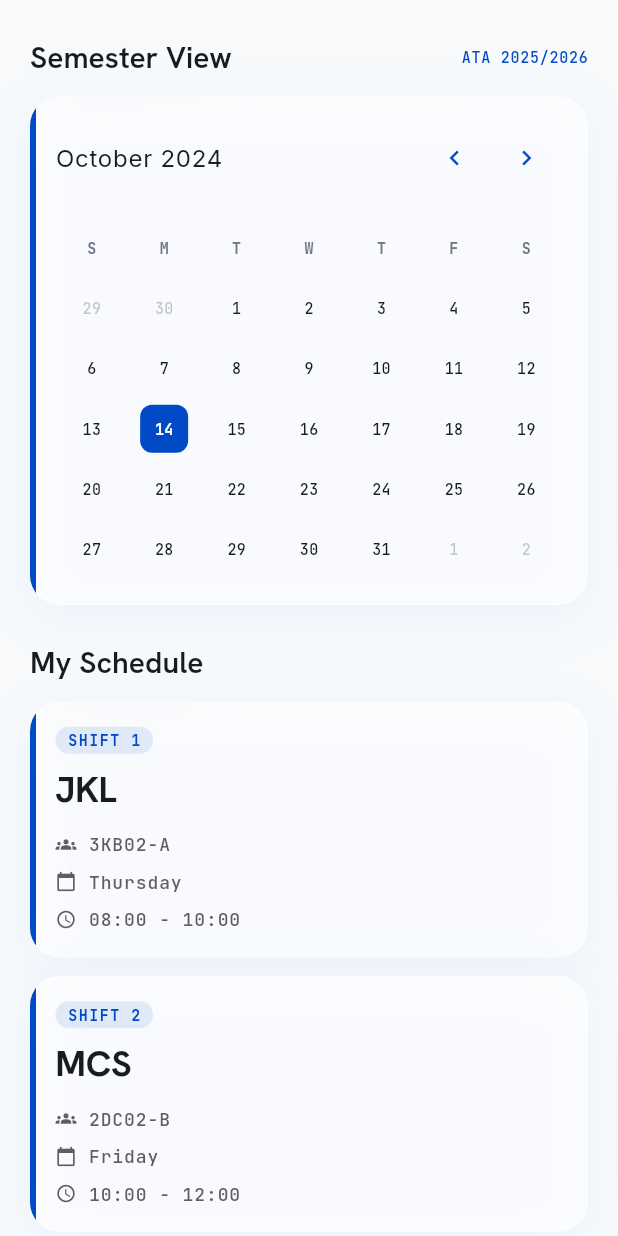
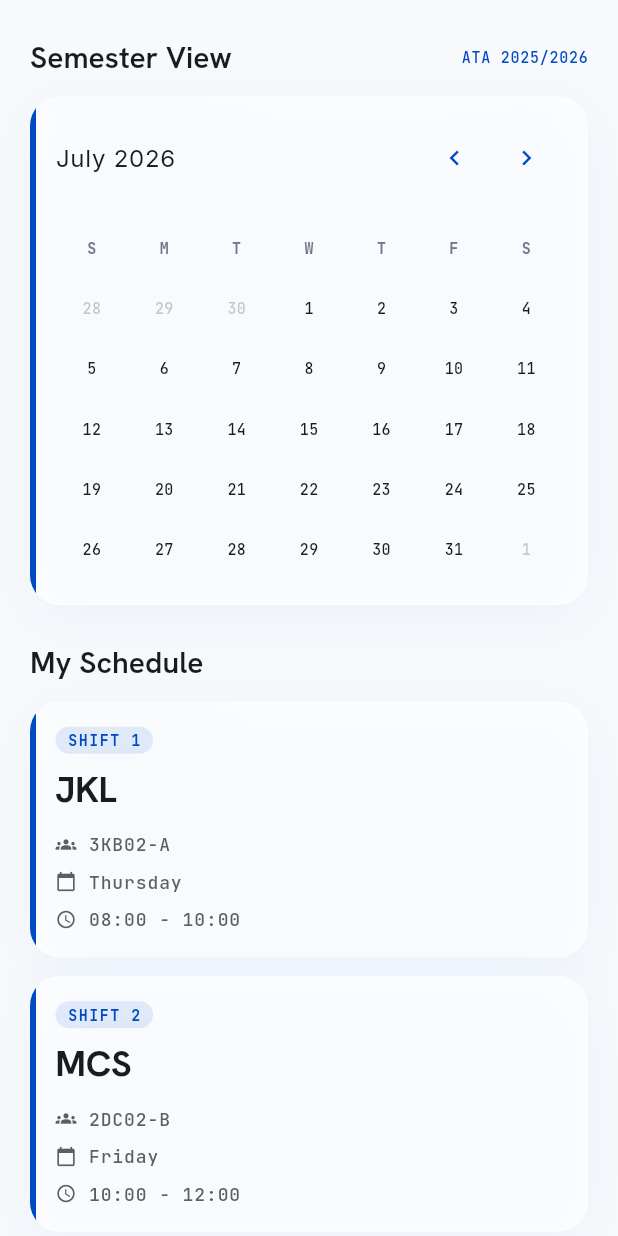
Before and after one commit to dimasdanuewijaya-commits/labacslapk, a Flutter app: the ScheduleScreen screen opened directly, after a tap on the "chevron left" icon, on a phone screen of 412 x 824 dp. Run offline on Flutter 3.47's test engine with Material 3 defaults, Android fonts, the phone set to English and light mode, and no system bars; our stand-ins replace firebase_auth, firebase_core, google_fonts, google_sign_in; accounts and stored records are empty.

Commit message:
update: Dynamic calendar bounds and remove profile pulse effect

```diff
--- a/lib/screens/login_screen.dart
+++ b/lib/screens/login_screen.dart
@@ -208,32 +208,13 @@ class _LoginScreenState extends State<LoginScreen>
   Widget _buildBranding() {
     return Column(
       children: [
-        // Logo with pulse effect
-        Stack(
-          alignment: Alignment.center,
-          children: [
-            AnimatedBuilder(
-              animation: _pulseAnimation,
-              builder: (context, _) {
-                return Transform.scale(
-                  scale: _pulseAnimation.value * 1.5,
-                  child: Container(
-                    width: 80,
-                    height: 80,
-                    decoration: BoxDecoration(
-                      shape: BoxShape.circle,
-                      color: AppTheme.primary.withValues(alpha: 0.05),
-                    ),
-                  ),
-                );
-              },
-            ),
+        // Logo
         Container(
-              width: 80,
-              height: 80,
+          width: 100,
+          height: 100,
           decoration: BoxDecoration(
             color: Colors.white,
-                borderRadius: BorderRadius.circular(16),
+            borderRadius: BorderRadius.circular(20),
             boxShadow: [
               BoxShadow(
                 color: Colors.black.withValues(alpha: 0.1),
@@ -245,15 +226,15 @@ class _LoginScreenState extends State<LoginScreen>
               color: Colors.white.withValues(alpha: 0.4),
             ),
           ),
-              child: const Center(
-                child: Icon(
-                  Icons.science_outlined,
-                  size: 40,
-                  color: AppTheme.primary,
+          child: ClipRRect(
+            borderRadius: BorderRadius.circular(20),
+            child: Image.asset(
+              'assets/images/logo_acsl.jpeg',
+              width: 100,
+              height: 100,
+              fit: BoxFit.cover,
             ),
           ),
-            ),
-          ],
         ),
         const SizedBox(height: 12),
         Text(
@@ -310,7 +291,7 @@ class _LoginScreenState extends State<LoginScreen>
             // Google Sign-In button
             OutlinedButton.icon(
               onPressed: _isLoading ? null : _handleGoogleSignIn,
-              icon: const Icon(Icons.g_mobiledata, size: 24, color: AppTheme.primary),
+              icon: Image.asset('assets/images/google_logo.png', width: 24, height: 24),
               label: Text(
                 'Sign in with Google',
                 style: GoogleFonts.hankenGrotesk(
--- a/lib/screens/schedule_screen.dart
+++ b/lib/screens/schedule_screen.dart
@@ -12,6 +12,25 @@ class ScheduleScreen extends StatefulWidget {
 
 class _ScheduleScreenState extends State<ScheduleScreen> {
   int _selectedDay = 14;
+
+  late DateTime _currentMonth;
+  final DateTime _minMonth = DateTime(2026, 5);
+  final DateTime _maxMonth = DateTime(2026, 10);
+
+  @override
+  void initState() {
+    super.initState();
+    final now = DateTime.now();
+    _selectedDay = now.day;
+
+    DateTime initial = DateTime(now.year, now.month);
+    if (initial.isBefore(_minMonth)) {
+      initial = _minMonth;
+    } else if (initial.isAfter(_maxMonth)) {
+      initial = _maxMonth;
+    }
+    _currentMonth = initial;
+  }
 
   @override
   Widget build(BuildContext context) {
@@ -65,10 +84,26 @@ class _ScheduleScreenState extends State<ScheduleScreen> {
 
   Widget _buildCalendar(BuildContext context) {
     final daysOfWeek = ['S', 'M', 'T', 'W', 'T', 'F', 'S'];
-    // October 2024 starts on Tuesday (index 2), 31 days
-    final prevMonthDays = [29, 30]; // Sep overflow
-    final monthDays = List.generate(31, (i) => i + 1);
-    final nextMonthDays = [1, 2]; // Nov overflow
+    const monthNames = ['January', 'February', 'March', 'April', 'May', 'June', 'July', 'August', 'September', 'October', 'November', 'December'];
+
+    final lastDayOfMonth = DateTime(_currentMonth.year, _currentMonth.month + 1, 0);
+    final daysInMonth = lastDayOfMonth.day;
+
+    // Calculate offset for the first day of the month
+    final firstDayWeekday = _currentMonth.weekday; // 1 = Mon, 7 = Sun
+    final startOffset = firstDayWeekday == 7 ? 0 : firstDayWeekday;
+
+    // Calculate previous month overflow
+    final lastDayOfPrevMonth = DateTime(_currentMonth.year, _currentMonth.month, 0).day;
+    final prevMonthDays = List.generate(startOffset, (i) => lastDayOfPrevMonth - startOffset + i + 1);
+
+    // Month days
+    final monthDays = List.generate(daysInMonth, (i) => i + 1);
+
+    // Next month overflow
+    final totalCells = startOffset + daysInMonth;
+    final nextMonthCells = totalCells % 7 == 0 ? 0 : 7 - (totalCells % 7);
+    final nextMonthDays = List.generate(nextMonthCells, (i) => i + 1);
 
     return GlassCard(
       borderLeftColor: AppTheme.primary,
@@ -80,20 +115,36 @@ class _ScheduleScreenState extends State<ScheduleScreen> {
             mainAxisAlignment: MainAxisAlignment.spaceBetween,
             children: [
               Text(
-                'October 2024',
+                '${monthNames[_currentMonth.month - 1]} ${_currentMonth.year}',
                 style: Theme.of(context).textTheme.bodyLarge,
               ),
               Row(
                 children: [
                   IconButton(
-                    icon: const Icon(Icons.chevron_left, size: 20, color: AppTheme.primary),
-                    onPressed: () {},
+                    icon: Icon(
+                      Icons.chevron_left,
+                      size: 20,
+                      color: _currentMonth.isAfter(_minMonth) ? AppTheme.primary : AppTheme.outline.withValues(alpha: 0.3)
+                    ),
+                    onPressed: _currentMonth.isAfter(_minMonth) ? () {
+                      setState(() {
+                        _currentMonth = DateTime(_currentMonth.year, _currentMonth.month - 1);
+                      });
+                    } : null,
                     padding: EdgeInsets.zero,
                     constraints: const BoxConstraints(minWidth: 32, minHeight: 32),
                   ),
                   IconButton(
-                    icon: const Icon(Icons.chevron_right, size: 20, color: AppTheme.primary),
-                    onPressed: () {},
+                    icon: Icon(
+                      Icons.chevron_right,
+                      size: 20,
+                      color: _currentMonth.isBefore(_maxMonth) ? AppTheme.primary : AppTheme.outline.withValues(alpha: 0.3)
+                    ),
+                    onPressed: _currentMonth.isBefore(_maxMonth) ? () {
+                      setState(() {
+                        _currentMonth = DateTime(_currentMonth.year, _currentMonth.month + 1);
+                      });
+                    } : null,
                     padding: EdgeInsets.zero,
                     constraints: const BoxConstraints(minWidth: 32, minHeight: 32),
                   ),
@@ -130,7 +181,7 @@ class _ScheduleScreenState extends State<ScheduleScreen> {
               // Previous month days
               ...prevMonthDays.map((d) => _buildDayCell(d, isOtherMonth: true)),
               // Current month days
-              ...monthDays.map((d) => _buildDayCell(d, isSelected: d == _selectedDay)),
+              ...monthDays.map((d) => _buildDayCell(d, isSelected: d == _selectedDay && _currentMonth.month == DateTime.now().month && _currentMonth.year == DateTime.now().year)),
               // Next month days
               ...nextMonthDays.map((d) => _buildDayCell(d, isOtherMonth: true)),
             ],
--- a/pubspec.yaml
+++ b/pubspec.yaml
@@ -62,8 +62,8 @@ flutter:
   uses-material-design: true
 
   # To add assets to your application, add an assets section, like this:
-  # assets:
-  #   - images/a_dot_burr.jpeg
+  assets:
+    - assets/images/
   #   - images/a_dot_ham.jpeg
 
   # An image asset can refer to one or more resolution-specific "variants", see
```
Also changed, not shown: lib/screens/profile_screen.dart (+3 -59 lines), assets/images/acsl_logo.png (added), assets/images/google_logo.png (added), assets/images/logo_acsl.jpeg (added). Lines whose indentation alone changed are shown as unchanged.
